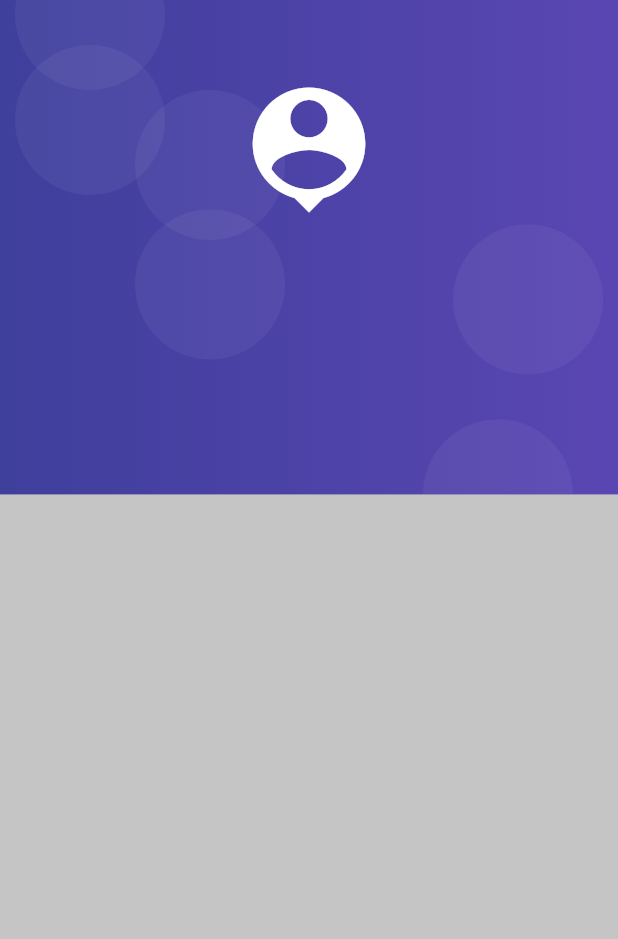
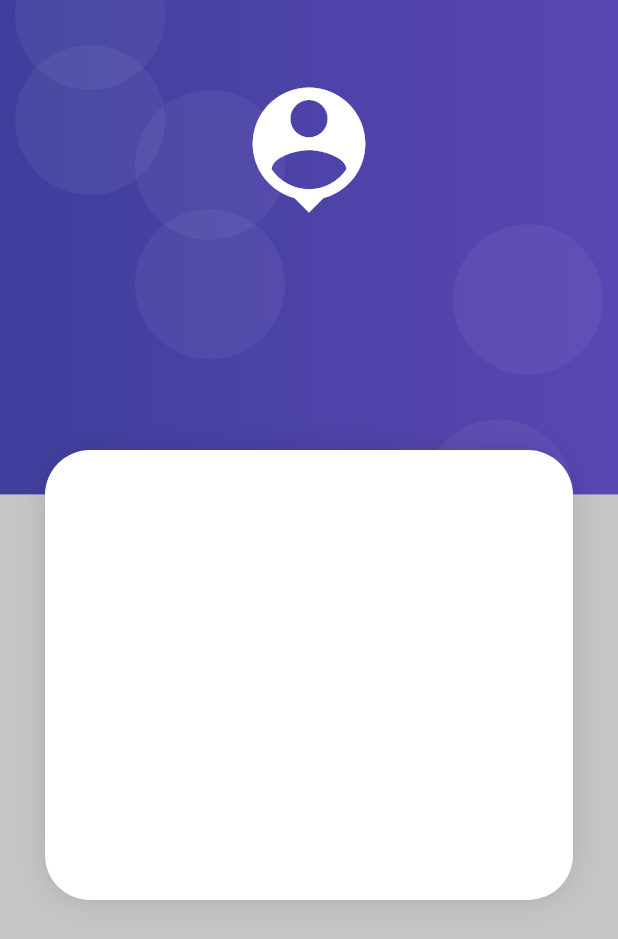
Before and after one commit to ricklegac/flutter, a Flutter app: the screen it shows after launch, on a phone screen of 412 x 824 dp. Shown: the top 939 px of the screen. Run offline on Flutter 3.47's test engine with Material 3 defaults, Android fonts, the phone set to English and light mode, and no system bars; our stand-ins replace card_swiper, shared_preferences, sqflite; accounts and stored records are empty.

Commit message:
card_container

```diff
--- a/productos_app/lib/screens/login_screen.dart
+++ b/productos_app/lib/screens/login_screen.dart
@@ -7,8 +7,17 @@ class LoginScreen extends StatelessWidget {
 
   @override
   Widget build(BuildContext context) {
-    return const Scaffold(
-      body: AuthBackground(),
+    return  Scaffold(
+      body: AuthBackground(
+        child: Container(
+          child: SingleChildScrollView(
+            child: Column(children: [
+              const SizedBox(height: 300,),
+              CardContainer(),
+            ],),
+          )
+        )
+      ),
     );
   }
 }
--- a/productos_app/lib/widgets/auth_backgrund.dart
+++ b/productos_app/lib/widgets/auth_backgrund.dart
@@ -1,7 +1,13 @@
 import 'package:flutter/material.dart';
 
 class AuthBackground extends StatelessWidget {
-  const AuthBackground({super.key});
+   final Widget child;
+
+  const AuthBackground({
+    required this.child,
+    super.key
+  });
+
 
   @override
   Widget build(BuildContext context) {
@@ -12,17 +18,29 @@ class AuthBackground extends StatelessWidget {
       child:  Stack(
         children: [
           const _PurpleBox(),
-          SafeArea(
-            child: Container(
-              width: double.infinity,
-              height: 200,
-              //margin: const EdgeInsets.only(top:30),
-              child: const Icon(Icons.person_pin, color: Colors.white, size:100),
-              //color: Colors.red
-            ),
-          )
+          const headerIcon(),
+          child,
         ]
       )
+    );
+  }
+}
+
+class headerIcon extends StatelessWidget {
+  const headerIcon({
+    super.key,
+  });
+
+  @override
+  Widget build(BuildContext context) {
+    return const SafeArea(
+      child: SizedBox(
+        width: double.infinity,
+        height: 200,
+        //margin: const EdgeInsets.only(top:30),
+        child:  Icon(Icons.person_pin, color: Colors.white, size:100),
+        //color: Colors.red
+      ),
     );
   }
 }
--- /dev/null
+++ b/productos_app/lib/widgets/card_container.dart
@@ -0,0 +1,33 @@
+import 'package:flutter/material.dart';
+
+class CardContainer extends StatelessWidget {
+
+
+  @override
+  Widget build(BuildContext context) {
+    return Padding(
+      padding: const EdgeInsets.symmetric(horizontal: 30,),
+
+      child: Container(
+        width: double.infinity,
+        height: 300, //TODO: borrar
+        decoration: createCardShape(),
+      ),
+    );
+  }
+
+  BoxDecoration createCardShape() {
+    return BoxDecoration(
+      color: Colors.white,
+      borderRadius: BorderRadius.circular(30),
+      boxShadow: const [
+        BoxShadow(
+          color: Colors.black12,
+          blurRadius: 15,
+          offset: Offset(0,0),
+        )
+      ]
+
+    );
+  }
+}
--- a/productos_app/lib/widgets/widgets.dart
+++ b/productos_app/lib/widgets/widgets.dart
@@ -1 +1,3 @@
+export 'package:productos_app/widgets/card_container.dart';
+
 export 'package:productos_app/widgets/auth_backgrund.dart';
```
